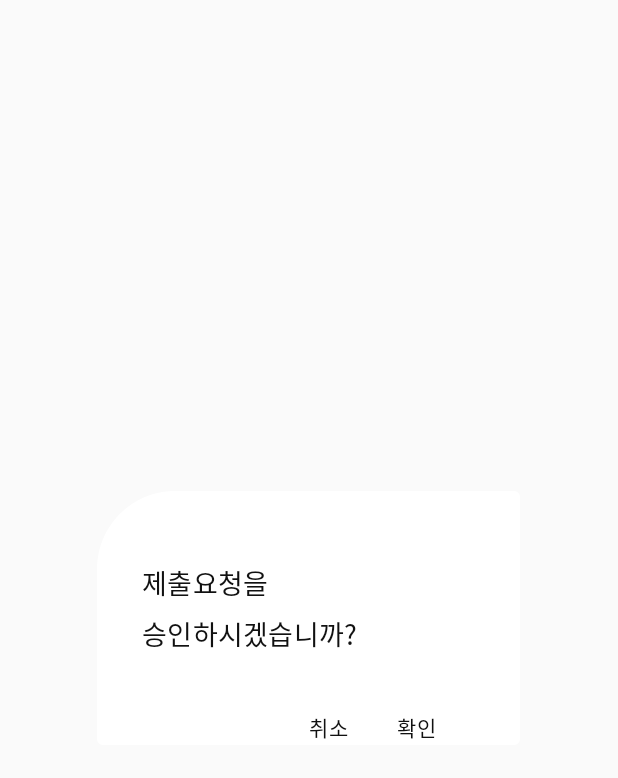
After one commit to YAPP13th-DOTO/DITO_Android, an Android app: the layout dialog_requestapproval.xml on its own in the app's theme, with its tools: preview values and no code run, on a phone screen of 412 x 824 dp. The commit adds this screen. Shown: the top 778 px of the screen. Run offline under Robolectric (Android 15) with nearby library versions, the phone set to English and light mode, and no system bars; Roboto replaces fonts that are not available here.

Commit message:
과제 승인요청 및 승인 응답작업 보류 - 서버 오류로 인한 보류 - 틀만 만듬

```diff
--- a/YappProject/app/src/main/java/com/example/kiyon/yappproject/common/GlobalApplication.java
+++ b/YappProject/app/src/main/java/com/example/kiyon/yappproject/common/GlobalApplication.java
@@ -16,8 +16,6 @@ public class GlobalApplication extends Application{
             throw new IllegalStateException("This Application does not inherit com.kakao.GlobalApplication");
 
         }
-
-
 
         return instance;
 
--- /dev/null
+++ b/YappProject/app/src/main/res/layout/dialog_requestapproval.xml
@@ -0,0 +1,52 @@
+<?xml version="1.0" encoding="utf-8"?>
+<RelativeLayout
+    xmlns:android="http://schemas.android.com/apk/res/android"
+    android:layout_width="282dp"
+    android:layout_height="169dp"
+    android:layout_gravity="center"
+    android:background="@drawable/toast_popup">
+
+    <TextView
+        android:id="@+id/text"
+        android:layout_width="wrap_content"
+        android:layout_height="wrap_content"
+        android:textSize="18sp"
+        android:fontFamily="@font/nanumbarungothic"
+        android:layout_marginTop="48dp"
+        android:layout_marginLeft="30dp"
+        android:textColor="#111111"
+        android:letterSpacing="0.01"
+        android:lineSpacingExtra="7sp"
+        android:text="제출요청을\n승인하시겠습니까?"
+        />
+    <TextView
+        android:id="@+id/cancel_tv"
+        android:layout_width="wrap_content"
+        android:layout_height="wrap_content"
+        android:textSize="14sp"
+        android:textColor="#111111"
+        android:letterSpacing="0.07"
+        android:fontFamily="@font/nanumbarungothic"
+        android:layout_toLeftOf="@id/ok_tv"
+        android:layout_marginTop="38dp"
+        android:layout_below="@+id/text"
+        android:layout_marginRight="32dp"
+        android:lineSpacingExtra="11sp"
+        android:text="취소"
+        />
+    <TextView
+        android:id="@+id/ok_tv"
+        android:layout_width="wrap_content"
+        android:layout_height="wrap_content"
+        android:layout_alignParentRight="true"
+        android:layout_marginRight="55dp"
+        android:layout_marginTop="38dp"
+        android:layout_below="@+id/text"
+        android:letterSpacing="0.07"
+        android:lineSpacingExtra="11sp"
+        android:textColor="#111111"
+        android:textSize="14sp"
+        android:fontFamily="@font/nanumbarungothic"
+        android:text="확인"/>
+
+</RelativeLayout>
```
Also changed, not shown: YappProject/app/src/main/java/com/example/kiyon/yappproject/LoginActivity.java (+14 -2 lines), YappProject/app/src/main/java/com/example/kiyon/yappproject/RoomDetailActivity.java (+7 -3 lines), YappProject/app/src/main/java/com/example/kiyon/yappproject/adapter/TaskAttendUsersRVAdapter.java (+38 -0 lines), YappProject/app/src/main/java/com/example/kiyon/yappproject/adapter/TaskListRVAdapter.java (+59 -9 lines), YappProject/app/src/main/java/com/example/kiyon/yappproject/common/ApiService.java (+9 -1 lines).
